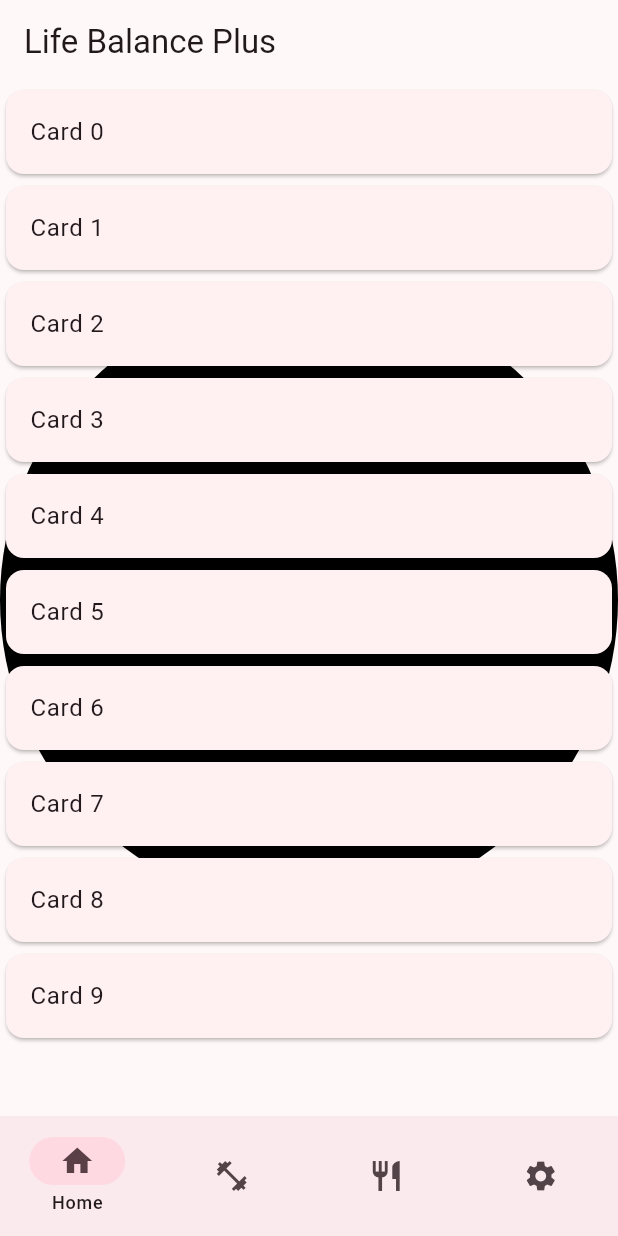
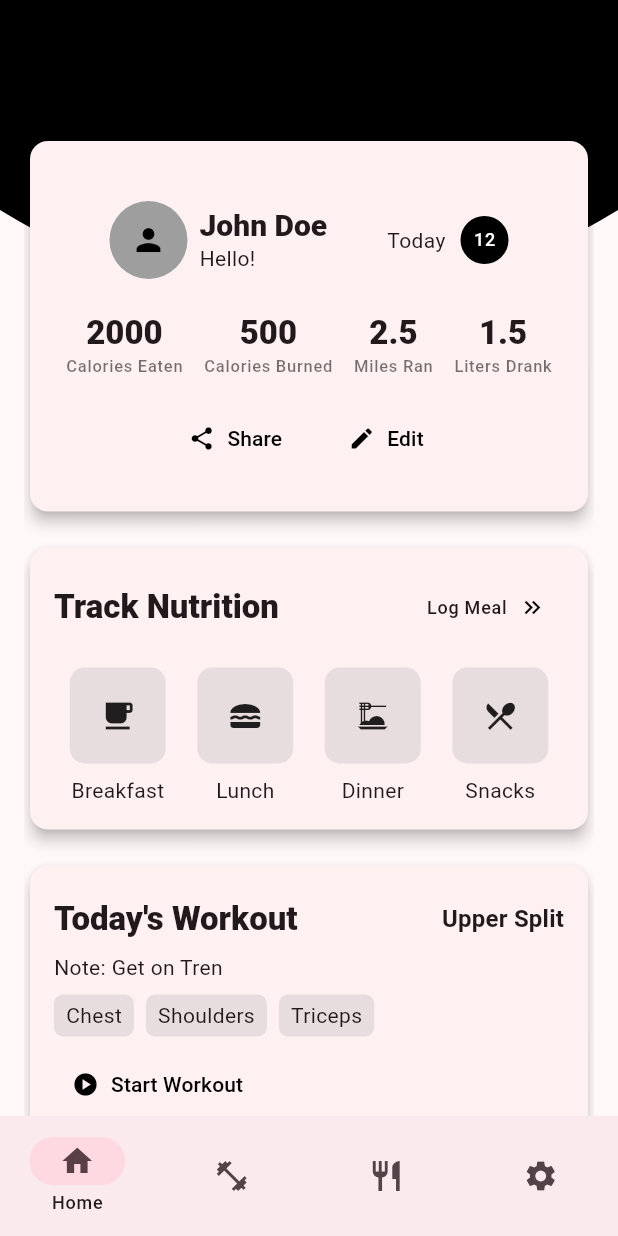
Before and after one commit to CSCI4100U/mobile-group-project-2023-mlja, a Flutter app: the screen it shows after launch, on a phone screen of 412 x 824 dp. Run offline on Flutter 3.47's test engine with Material 2 defaults, Android fonts, the phone set to English and light mode, and no system bars; our stand-ins replace sqflite; accounts and stored records are empty.

Commit message:
Home and workout pages added

```diff
--- a/life_balance_plus/lib/view/appbase.dart
+++ b/life_balance_plus/lib/view/appbase.dart
@@ -23,9 +23,9 @@ class _AppBaseState extends State<AppBase> {
   @override
   Widget build(BuildContext context) {
     return Scaffold(
-        appBar: AppBar(
-          title: const Text('Life Balance Plus'),
-        ),
+        // appBar: AppBar(
+        //   title: const Text('Life Balance Plus'),
+        // ),
         bottomNavigationBar: NavigationBar(
           labelBehavior: NavigationDestinationLabelBehavior.onlyShowSelected,
           selectedIndex: currentIndex,
--- a/life_balance_plus/lib/view/pages/diet_page.dart
+++ b/life_balance_plus/lib/view/pages/diet_page.dart
@@ -22,7 +22,7 @@ class _DietPageState extends State<DietPage> {
   void initState() {
     super.initState();
     // Uncomment this the first time you run to add some meals to the local db
-    // MealControl().addDummyData();
+    MealControl().addDummyData();
     _loadMeals();
   }
 
--- a/life_balance_plus/lib/view/pages/home_page.dart
+++ b/life_balance_plus/lib/view/pages/home_page.dart
@@ -1,36 +1,89 @@
 import 'package:flutter/material.dart';
+import 'package:life_balance_plus/view/widgets/home_nutrition_card.dart';
+import 'package:life_balance_plus/view/widgets/home_summary_card.dart';
+import 'dart:math' as math;
+
+import 'package:life_balance_plus/view/widgets/home_workout_card.dart';
 
 class HomePage extends StatefulWidget {
+  const HomePage({super.key});
+
   @override
-  _HomePageState createState() => _HomePageState();
+  State<HomePage> createState() => _HomePageState();
 }
 
 class _HomePageState extends State<HomePage> {
   @override
   Widget build(BuildContext context) {
     return Scaffold(
-      body: Center(
-        child: Stack(
-          children: [
-            Container(
-              decoration: const BoxDecoration(
-                shape: BoxShape.circle,
-                color: Colors.black,
+      body: Stack(
+        children: [
+          SizedBox(
+            height: 280,
+            width: double.infinity,
+            child: CustomPaint(
+              painter: CurvePainter(),
+            ),
+          ),
+          SafeArea(
+            child: Padding(
+              padding: const EdgeInsets.symmetric(horizontal: 16),
+              child: ListView(
+                padding: const EdgeInsets.only(
+                  top: 90,
+                ),
+                children: [
+                  HomeSummaryCard(
+                    name: 'John Doe',
+                    date: DateTime.now(),
+                    caloriesEaten: 2000,
+                    caloriesBurned: 500,
+                    milesRan: 2.5,
+                    litersDrank: 1.5,
+                  ),
+                  const SizedBox(height: 16),
+                  const HomeNutritionCard(),
+                  const SizedBox(height: 16),
+                  const HomeWorkoutCard(workoutName: 'Upper Split'),
+                  const SizedBox(height: 16),
+                  const Card(
+                    elevation: 4,
+                    child: Padding(padding: EdgeInsets.all(80)),
+                  ),
+                  const SizedBox(height: 16),
+                  const Card(
+                    elevation: 4,
+                    child: Padding(padding: EdgeInsets.all(80)),
+                  ),
+                ],
               ),
             ),
-            ListView.builder(
-              itemCount: 10,
-              itemBuilder: (context, index) {
-                return Card(
-                  child: ListTile(
-                    title: Text('Card $index'),
-                  ),
-                );
-              },
-            ),
-          ],
-        ),
+          ),
+        ],
       ),
     );
   }
 }
+
+class CurvePainter extends CustomPainter {
+  @override
+  void paint(Canvas canvas, Size size) {
+    final Paint paint = Paint()
+      ..color = Colors.black
+      ..style = PaintingStyle.fill;
+
+    final Path path = Path()
+      ..moveTo(0, size.height * 0.5)
+      ..quadraticBezierTo(
+          size.width / 2, size.height * 0.95, size.width, size.height * 0.5)
+      ..lineTo(size.width, 0)
+      ..lineTo(0, 0);
+
+    canvas.drawPath(path, paint);
+  }
+
+  @override
+  bool shouldRepaint(covariant CustomPainter oldDelegate) {
+    return true;
+  }
+}
--- a/life_balance_plus/lib/view/pages/workout_page.dart
+++ b/life_balance_plus/lib/view/pages/workout_page.dart
@@ -21,14 +21,61 @@ class _WorkoutPageState extends State<WorkoutPage> {
   void initState() {
     super.initState();
     // Uncomment this the first time you run to add some exercises to the local db
-    // ExerciseControl().addDummyData();
+    ExerciseControl().addDummyData();
     _loadExercises();
   }
 
   @override
   Widget build(BuildContext context) {
-    return Scaffold(
-      body: Center(
+    return DefaultTabController(
+      // initialIndex: 1,
+      length: 3,
+      child: Scaffold(
+        // body: Center(
+
+        // ),
+        appBar: AppBar(
+          backgroundColor: Colors.black,
+          bottom: PreferredSize(
+            preferredSize: const Size.fromHeight(kTextTabBarHeight),
+            child: Align(
+              alignment: Alignment.centerLeft,
+              child: TabBar(
+                labelColor: Colors.white,
+                unselectedLabelColor: Colors.white38,
+                indicatorColor: Colors.white54,
+                indicator: const UnderlineTabIndicator(
+                  borderSide: BorderSide(
+                    width: 2,
+                    color: Colors.white30,
+                  ),
+                  insets: EdgeInsets.symmetric(vertical: 10),
+                ),
+                labelStyle: Theme.of(context).textTheme.titleMedium?.copyWith(
+                      // fontSize: 18,
+                      fontWeight: FontWeight.w900,
+                      letterSpacing: 1.5,
+                    ),
+                tabAlignment: TabAlignment.start,
+                isScrollable: true,
+                unselectedLabelStyle:
+                    Theme.of(context).textTheme.titleMedium?.copyWith(
+                          letterSpacing: 1.5,
+                        ),
+                tabs: [
+                  Tab(text: 'Dashboard'),
+                  Tab(text: 'Exercises'),
+                  Tab(text: 'Programs'),
+                ],
+              ),
+            ),
+          ),
+        ),
+        body: TabBarView(
+            physics: const NeverScrollableScrollPhysics(),
+            children: [
+              Center(child: Text('Dashboard')),
+              Center(
                 child: ListView.builder(
                   itemCount: exs.length,
                   itemBuilder: (context, index) {
@@ -37,7 +84,12 @@ class _WorkoutPageState extends State<WorkoutPage> {
                       title: Text('${ex.name}'),
                       subtitle: Text('Sets: ${ex.sets}'),
                     );
-              })),
+                  },
+                ),
+              ),
+              Placeholder(),
+            ]),
+      ),
     );
   }
 }
--- /dev/null
+++ b/life_balance_plus/lib/view/widgets/home_nutrition_card.dart
@@ -0,0 +1,99 @@
+import 'package:flutter/material.dart';
+
+class HomeNutritionCard extends StatelessWidget {
+  const HomeNutritionCard({super.key});
+
+  @override
+  Widget build(BuildContext context) {
+    return Card(
+      elevation: 4,
+      child: Padding(
+        padding: const EdgeInsets.all(16.0),
+        child: Column(
+          crossAxisAlignment: CrossAxisAlignment.start,
+          children: [
+            Row(
+              mainAxisAlignment: MainAxisAlignment.spaceBetween,
+              children: [
+                Text(
+                  'Track Nutrition',
+                  style: Theme.of(context).textTheme.titleLarge?.copyWith(
+                        fontWeight: FontWeight.w900,
+                      ),
+                ),
+                Directionality(
+                  textDirection: TextDirection.rtl,
+                  child: TextButton.icon(
+                    label: Text('Log Meal',
+                        style: Theme.of(context).textTheme.labelMedium),
+                    icon: const Icon(Icons.keyboard_double_arrow_right),
+                    style: TextButton.styleFrom(foregroundColor: Colors.black),
+                    onPressed: () {},
+                  ),
+                ),
+              ],
+            ),
+            const SizedBox(height: 16),
+            Row(
+              mainAxisAlignment: MainAxisAlignment.spaceAround,
+              children: [
+                Column(
+                  children: [
+                    Container(
+                        padding: const EdgeInsets.all(20),
+                        decoration: BoxDecoration(
+                          borderRadius: BorderRadius.circular(10),
+                          color: const Color.fromARGB(60, 158, 158, 158),
+                        ),
+                        child: const Icon(Icons.free_breakfast)),
+                    const SizedBox(height: 8),
+                    const Text('Breakfast'),
+                  ],
+                ),
+                Column(
+                  children: [
+                    Container(
+                        padding: const EdgeInsets.all(20),
+                        decoration: BoxDecoration(
+                          borderRadius: BorderRadius.circular(10),
+                          color: const Color.fromARGB(60, 158, 158, 158),
+                        ),
+                        child: const Icon(Icons.lunch_dining)),
+                    const SizedBox(height: 8),
+                    const Text('Lunch'),
+                  ],
+                ),
+                Column(
+                  children: [
+                    Container(
+                        padding: const EdgeInsets.all(20),
+                        decoration: BoxDecoration(
+                          borderRadius: BorderRadius.circular(10),
+                          color: const Color.fromARGB(60, 158, 158, 158),
+                        ),
+                        child: const Icon(Icons.dinner_dining)),
+                    const SizedBox(height: 8),
+                    const Text('Dinner'),
+                  ],
+                ),
+                Column(
+                  children: [
+                    Container(
+                        padding: const EdgeInsets.all(20),
+                        decoration: BoxDecoration(
+                          borderRadius: BorderRadius.circular(10),
+                          color: const Color.fromARGB(60, 158, 158, 158),
+                        ),
+                        child: const Icon(Icons.local_dining)),
+                    const SizedBox(height: 8),
+                    const Text('Snacks'),
+                  ],
+                ),
+              ],
+            ),
+          ],
+        ),
+      ),
+    );
+  }
+}
--- /dev/null
+++ b/life_balance_plus/lib/view/widgets/home_summary_card.dart
@@ -0,0 +1,137 @@
+import 'package:flutter/material.dart';
+
+class HomeSummaryCard extends StatelessWidget {
+  final String name;
+  final DateTime date;
+  final int caloriesEaten;
+  final int caloriesBurned;
+  final double milesRan;
+  final double litersDrank;
+
+  const HomeSummaryCard({
+    super.key,
+    required this.name,
+    required this.date,
+    required this.caloriesEaten,
+    required this.caloriesBurned,
+    required this.milesRan,
+    required this.litersDrank,
+  });
+
+  @override
+  Widget build(BuildContext context) {
+    TextStyle metricTextStyle =
+        Theme.of(context).textTheme.titleLarge!.copyWith(
+              fontWeight: FontWeight.w900,
+            );
+    TextStyle metricLabelStyle =
+        Theme.of(context).textTheme.labelSmall!.copyWith(color: Colors.black54);
+    return Card(
+      elevation: 4,
+      child: Padding(
+        padding: const EdgeInsets.fromLTRB(10, 40, 10, 25),
+        child: Column(
+          children: [
+            Row(
+              mainAxisAlignment: MainAxisAlignment.center,
+              children: [
+                const CircleAvatar(
+                    backgroundColor: Colors.grey,
+                    foregroundColor: Colors.black,
+                    radius: 26,
+                    child: Icon(Icons.person)),
+                const SizedBox(width: 8),
+                Column(
+                  crossAxisAlignment: CrossAxisAlignment.start,
+                  children: [
+                    Text(
+                      name,
+                      style: Theme.of(context).textTheme.titleLarge?.copyWith(
+                            fontWeight: FontWeight.w900,
+                            fontSize: 20,
+                          ),
+                    ),
+                    const Text(
+                      'Hello!',
+                    ),
+                  ],
+                ),
+                const SizedBox(width: 40),
+                const Text('Today'),
+                const SizedBox(width: 10),
+                CircleAvatar(
+                  radius: 16,
+                  backgroundColor: Colors.black,
+                  foregroundColor: Colors.white,
+                  child: Text(date.day.toString(),
+                      style: Theme.of(context)
+                          .textTheme
+                          .labelMedium
+                          ?.copyWith(color: Colors.white)),
+                ),
+              ],
+            ),
+            const SizedBox(height: 22),
+            Row(
+              mainAxisAlignment: MainAxisAlignment.spaceEvenly,
+              children: [
+                Column(
+                  children: [
+                    Text(caloriesEaten.toString(), style: metricTextStyle),
+                    Text('Calories Eaten', style: metricLabelStyle),
+                  ],
+                ),
+                Column(
+                  children: [
+                    Text(
+                      caloriesBurned.toString(),
+                      style: metricTextStyle,
+                    ),
+                    Text('Calories Burned', style: metricLabelStyle),
+                  ],
+                ),
+                Column(
+                  children: [
+                    Text(
+                      milesRan.toString(),
+                      style: metricTextStyle,
+                    ),
+                    Text('Miles Ran', style: metricLabelStyle),
+                  ],
+                ),
+                Column(
+                  children: [
+                    Text(
+                      litersDrank.toString(),
+                      style: metricTextStyle,
+                    ),
+                    Text('Liters Drank', style: metricLabelStyle),
+                  ],
+                ),
+              ],
+            ),
+            const SizedBox(height: 16),
+            Row(
+              mainAxisAlignment: MainAxisAlignment.center,
+              children: [
+                TextButton.icon(
+                  label: const Text('Share'),
+                  icon: const Icon(Icons.share),
+                  style: TextButton.styleFrom(foregroundColor: Colors.black),
+                  onPressed: () {},
+                ),
+                const SizedBox(width: 16),
+                TextButton.icon(
+                  label: const Text('Edit'),
+                  icon: const Icon(Icons.edit),
+                  style: TextButton.styleFrom(foregroundColor: Colors.black),
+                  onPressed: () {},
+                ),
+              ],
+            ),
+          ],
+        ),
+      ),
+    );
+  }
+}
--- /dev/null
+++ b/life_balance_plus/lib/view/widgets/home_workout_card.dart
@@ -0,0 +1,84 @@
+import 'package:flutter/material.dart';
+
+class HomeWorkoutCard extends StatelessWidget {
+  final String workoutName;
+  const HomeWorkoutCard({Key? key, required this.workoutName})
+      : super(key: key);
+
+  // const HomeWorkoutCard({super.key, required this.workoutName});
+
+  @override
+  Widget build(BuildContext context) {
+    return Card(
+      elevation: 4,
+      child: Padding(
+        padding: const EdgeInsets.only(left: 16, top: 22, right: 16, bottom: 8),
+        child: Column(
+          crossAxisAlignment: CrossAxisAlignment.start,
+          children: [
+            Row(
+              mainAxisAlignment: MainAxisAlignment.spaceBetween,
+              children: [
+                Text(
+                  "Today's Workout",
+                  style: Theme.of(context).textTheme.titleLarge?.copyWith(
+                        fontWeight: FontWeight.w900,
+                      ),
+                ),
+                Text(
+                  workoutName,
+                  style: Theme.of(context).textTheme.titleMedium?.copyWith(
+                        fontWeight: FontWeight.bold,
+                      ),
+                ),
+              ],
+            ),
+            const SizedBox(height: 8),
+            const Text("Note: Get on Tren"),
+            const SizedBox(height: 8),
+            Row(
+              children: [
+                Container(
+                  padding:
+                      const EdgeInsets.symmetric(horizontal: 8, vertical: 4),
+                  decoration: BoxDecoration(
+                    borderRadius: BorderRadius.circular(6),
+                    color: const Color.fromARGB(60, 158, 158, 158),
+                  ),
+                  child: Text("Chest"),
+                ),
+                const SizedBox(width: 8),
+                Container(
+                  padding:
+                      const EdgeInsets.symmetric(horizontal: 8, vertical: 4),
+                  decoration: BoxDecoration(
+                    borderRadius: BorderRadius.circular(6),
+                    color: const Color.fromARGB(60, 158, 158, 158),
+                  ),
+                  child: const Text("Shoulders"),
+                ),
+                const SizedBox(width: 8),
+                Container(
+                  padding:
+                      const EdgeInsets.symmetric(horizontal: 8, vertical: 4),
+                  decoration: BoxDecoration(
+                    borderRadius: BorderRadius.circular(6),
+                    color: const Color.fromARGB(60, 158, 158, 158),
+                  ),
+                  child: const Text("Triceps"),
+                ),
+              ],
+            ),
+            const SizedBox(height: 8),
+            TextButton.icon(
+              label: const Text("Start Workout"),
+              icon: const Icon(Icons.play_circle),
+              style: TextButton.styleFrom(foregroundColor: Colors.black),
+              onPressed: () {},
+            ),
+          ],
+        ),
+      ),
+    );
+  }
+}
```
Lines whose indentation alone changed are shown as unchanged.
